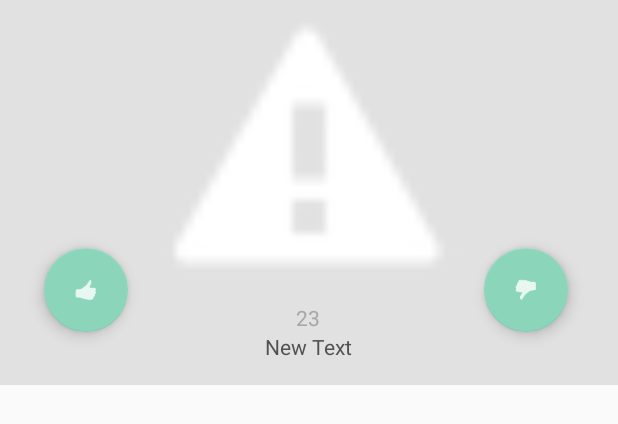
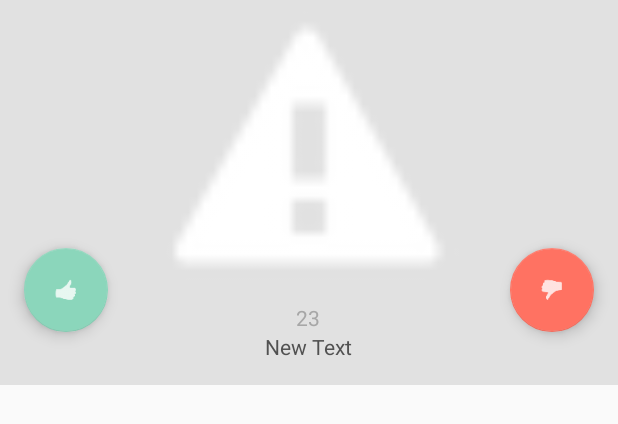
Before and after one commit to App-athy/Blip, an Android app: the layout blip_item.xml on its own in the app's theme, with its tools: preview values and no code run, on a phone screen of 412 x 824 dp. Shown: the top 424 px of the screen. Run offline under Robolectric (Android 15) with nearby library versions, the phone set to English and light mode, and no system bars.

Commit message:
Resize image

```diff
--- a/app/src/main/java/com/codepath/blip/Adapters/BlipAdapter.java
+++ b/app/src/main/java/com/codepath/blip/Adapters/BlipAdapter.java
@@ -70,10 +70,12 @@ public class BlipAdapter extends RecyclerView.Adapter<BlipAdapter.ViewHolder> {
 
         String imageUri = blip.getImageUri();
         if (imageUri != null) {
-            Picasso.with(mContext).load(blip.getImageUri()).fit().placeholder(R.drawable.placeholder).into(blipImage);
+            Picasso.with(mContext).load(blip.getImageUri()).fit().centerCrop().placeholder(R.drawable.placeholder).into(blipImage);
         } else {
             blipImage.setVisibility(View.GONE);
         }
+
+        upVoteButton.se
 
         upVoteButton.setOnClickListener(new View.OnClickListener() {
             @Override
--- a/app/src/main/res/layout/blip_item.xml
+++ b/app/src/main/res/layout/blip_item.xml
@@ -27,8 +27,8 @@
         android:layout_height="wrap_content"
         android:src="@drawable/ic_thumbs_up"
         app:backgroundTint="@color/mint"
-        android:layout_marginStart="29dp"
-        android:layout_marginLeft="29dp"
+        android:layout_marginStart="16dp"
+        android:layout_marginLeft="16dp"
         android:paddingTop="16dp"
         android:layout_above="@+id/tvBlipBody"
         android:layout_alignParentLeft="true"
@@ -41,9 +41,9 @@
         android:layout_width="wrap_content"
         android:layout_height="wrap_content"
         android:src="@drawable/ic_thumbs_down"
-        app:backgroundTint="@color/mint"
-        android:layout_marginEnd="33dp"
-        android:layout_marginRight="33dp"
+        app:backgroundTint="@color/coral"
+        android:layout_marginEnd="16dp"
+        android:layout_marginRight="16dp"
         android:paddingTop="16dp"
         android:layout_above="@+id/tvBlipBody"
         android:layout_alignParentRight="true"
```
